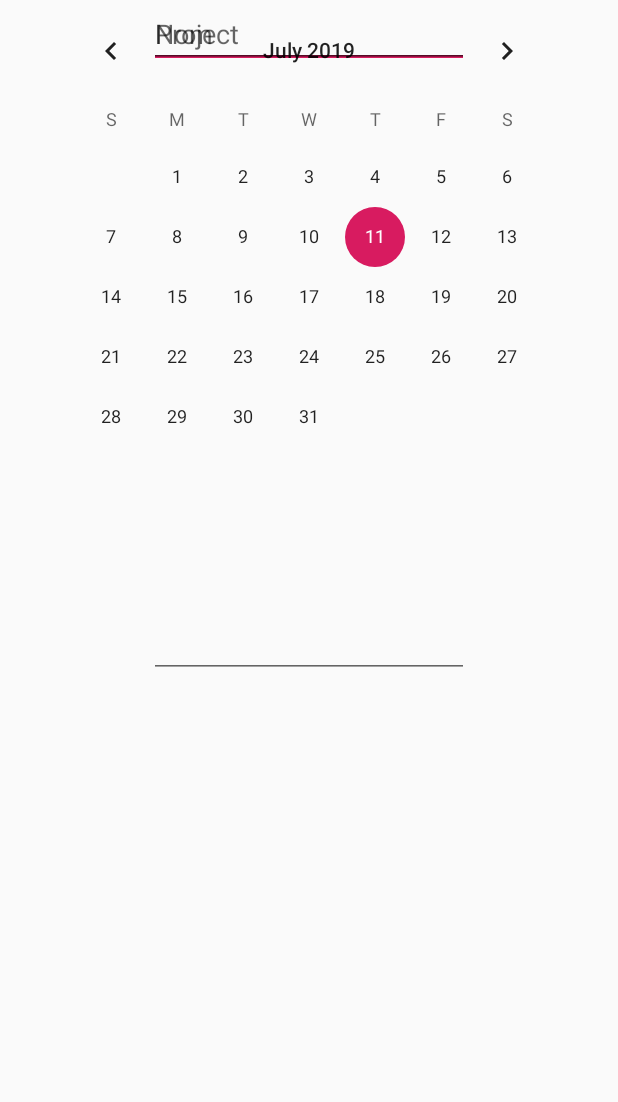
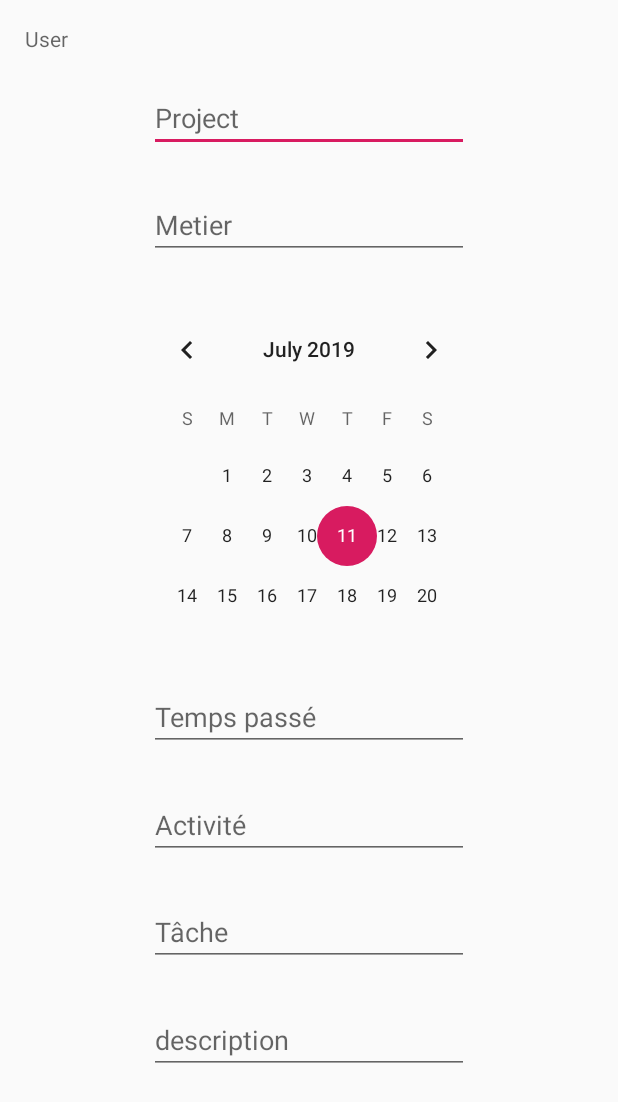
Before and after one commit to g7team/Edycem_IMIE, an Android app: the layout activity_hours_allocation.xml on its own in the app's theme, with its tools: preview values and no code run, on a phone screen of 412 x 824 dp. Shown: the top 1102 px of the screen. Run offline under Robolectric (Android 15) with nearby library versions, the phone set to English and light mode, and no system bars.

Commit message:
update activity hour allocation

```diff
--- a/Edycem-android/app/src/main/res/layout/activity_home.xml
+++ b/Edycem-android/app/src/main/res/layout/activity_home.xml
@@ -124,7 +124,7 @@
         android:layout_marginEnd="48dp"
         android:layout_marginRight="48dp"
         android:layout_marginBottom="3dp"
-        android:text="Prject 6"
+        android:text="Project 6"
         app:layout_constraintBottom_toTopOf="@+id/button7"
         app:layout_constraintEnd_toEndOf="parent"
         app:layout_constraintHorizontal_bias="0.0"
--- a/Edycem-android/app/src/main/res/layout/activity_hours_allocation.xml
+++ b/Edycem-android/app/src/main/res/layout/activity_hours_allocation.xml
@@ -5,66 +5,117 @@
     android:layout_width="match_parent"
     android:layout_height="match_parent">
 
+    <TextView
+        android:id="@+id/houruser"
+        android:layout_width="139dp"
+        android:layout_height="27dp"
+        android:layout_marginStart="16dp"
+        android:layout_marginLeft="16dp"
+        android:layout_marginTop="16dp"
+        android:layout_marginEnd="256dp"
+        android:layout_marginRight="256dp"
+        android:hint="User"
+        app:layout_constraintEnd_toEndOf="parent"
+        app:layout_constraintStart_toStartOf="parent"
+        app:layout_constraintTop_toTopOf="parent" />
+
     <EditText
-        android:id="@+id/editText9"
+        android:id="@+id/hourproject"
         android:layout_width="wrap_content"
         android:layout_height="wrap_content"
+        android:layout_marginTop="45dp"
+        android:layout_marginBottom="8dp"
         android:ems="10"
         android:hint="Project "
         android:inputType="textPersonName"
+        app:layout_constraintBottom_toTopOf="@+id/hourjob"
         app:layout_constraintLeft_toLeftOf="parent"
         app:layout_constraintRight_toRightOf="parent"
-        tools:layout_editor_absoluteY="45dp" />
+        app:layout_constraintTop_toTopOf="parent" />
 
     <EditText
-        android:id="@+id/editText10"
+        android:id="@+id/hourjob"
         android:layout_width="wrap_content"
         android:layout_height="wrap_content"
         android:layout_marginTop="8dp"
         android:layout_marginBottom="8dp"
         android:ems="10"
-        android:hint="Nom"
+        android:hint="Metier"
         android:inputType="textPersonName"
-        app:layout_constraintBottom_toTopOf="@+id/scrollView2"
+        app:layout_constraintBottom_toTopOf="@+id/calendarhour"
         app:layout_constraintLeft_toLeftOf="parent"
         app:layout_constraintRight_toRightOf="parent"
-        app:layout_constraintTop_toBottomOf="@+id/editText9" />
+        app:layout_constraintTop_toBottomOf="@+id/hourproject" />
     <!--  pour le champ nom si possible menu déroulant avec les nom des personnes de l'entrprise
     pour l'attribution des heures p-->
 
-    <ScrollView
-        android:id="@+id/scrollView2"
-        android:layout_width="395dp"
-        android:layout_height="520dp"
-        tools:layout_editor_absoluteX="8dp"
-        tools:layout_editor_absoluteY="203dp">
-
-        <LinearLayout
-            android:layout_width="match_parent"
-            android:layout_height="wrap_content"
-            android:orientation="vertical" />
-    </ScrollView>
-
     <CalendarView
-        android:id="@+id/calendarView2"
-        android:layout_width="wrap_content"
-        android:layout_height="wrap_content"
+        android:id="@+id/calendarhour"
+        android:layout_width="229dp"
+        android:layout_height="230dp"
+        android:layout_marginTop="8dp"
+        android:layout_marginBottom="8dp"
+        app:layout_constraintBottom_toTopOf="@+id/hourtimepast"
         app:layout_constraintLeft_toLeftOf="parent"
         app:layout_constraintRight_toRightOf="parent"
-        tools:layout_editor_absoluteX="30dp"
-        tools:layout_editor_absoluteY="223dp" />
+        app:layout_constraintTop_toBottomOf="@+id/hourjob"
+        app:layout_constraintVertical_bias="0.0" />
 
     <EditText
-        android:id="@+id/editText11"
+        android:id="@+id/hourtimepast"
         android:layout_width="wrap_content"
         android:layout_height="wrap_content"
         android:layout_marginTop="8dp"
         android:layout_marginBottom="8dp"
         android:ems="10"
         android:inputType="time"
-        app:layout_constraintBottom_toBottomOf="@+id/scrollView2"
+        android:hint="Temps passé"
+        app:layout_constraintBottom_toTopOf="@+id/houractivity"
         app:layout_constraintLeft_toLeftOf="parent"
         app:layout_constraintRight_toRightOf="parent"
-        app:layout_constraintTop_toBottomOf="@+id/calendarView2" />
+        app:layout_constraintTop_toBottomOf="@+id/calendarhour" />
+
+    <EditText
+        android:id="@+id/houractivity"
+        android:layout_width="wrap_content"
+        android:layout_height="wrap_content"
+        android:layout_marginTop="8dp"
+        android:layout_marginBottom="8dp"
+        android:ems="10"
+        android:hint="Activité"
+        android:inputType="textPersonName"
+        app:layout_constraintBottom_toTopOf="@+id/hourtask"
+        app:layout_constraintLeft_toLeftOf="parent"
+        app:layout_constraintRight_toRightOf="parent"
+        app:layout_constraintTop_toBottomOf="@+id/hourtimepast" />
+
+    <EditText
+        android:id="@+id/hourtask"
+        android:layout_width="wrap_content"
+        android:layout_height="wrap_content"
+        android:layout_marginTop="8dp"
+        android:layout_marginBottom="8dp"
+        android:ems="10"
+        android:inputType="textPersonName"
+        android:hint="Tâche"
+        app:layout_constraintBottom_toTopOf="@+id/hourdescription"
+        app:layout_constraintLeft_toLeftOf="parent"
+        app:layout_constraintRight_toRightOf="parent"
+        app:layout_constraintTop_toBottomOf="@+id/houractivity" />
+
+    <EditText
+        android:id="@+id/hourdescription"
+        android:layout_width="wrap_content"
+        android:layout_height="wrap_content"
+        android:layout_marginTop="8dp"
+        android:layout_marginBottom="98dp"
+        android:ems="10"
+        android:gravity="start|top"
+        android:hint="description"
+        android:inputType="textMultiLine"
+        app:layout_constraintBottom_toBottomOf="parent"
+        app:layout_constraintLeft_toLeftOf="parent"
+        app:layout_constraintRight_toRightOf="parent"
+        app:layout_constraintTop_toBottomOf="@+id/hourtask" />
 
 </android.support.constraint.ConstraintLayout>
```
